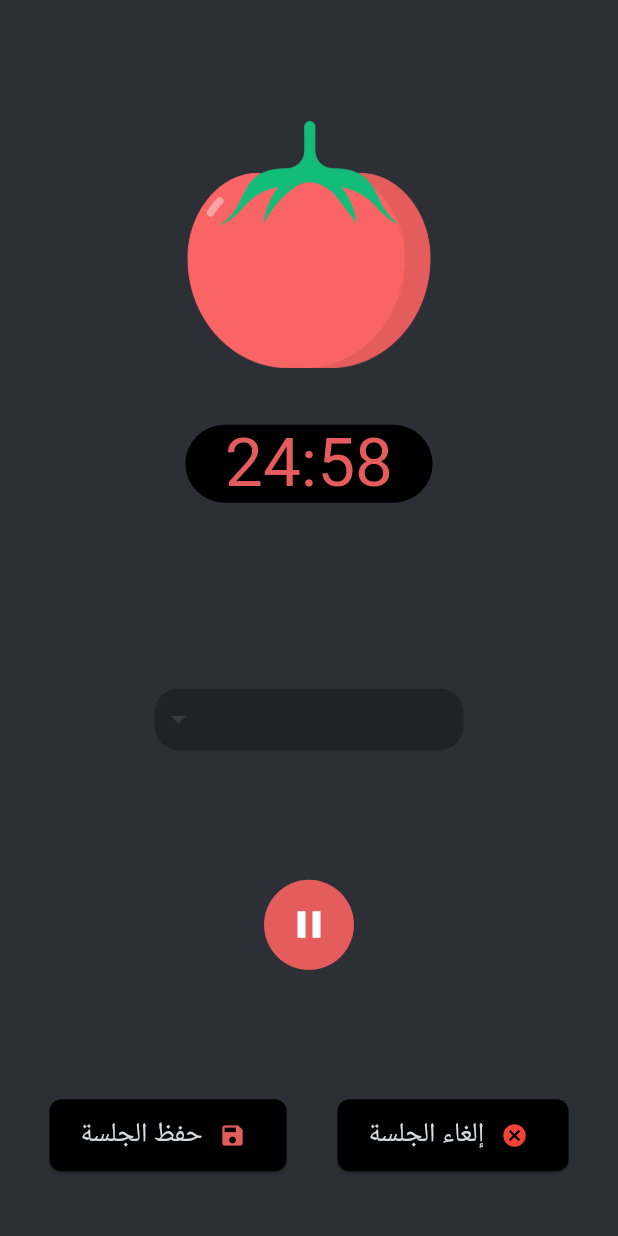
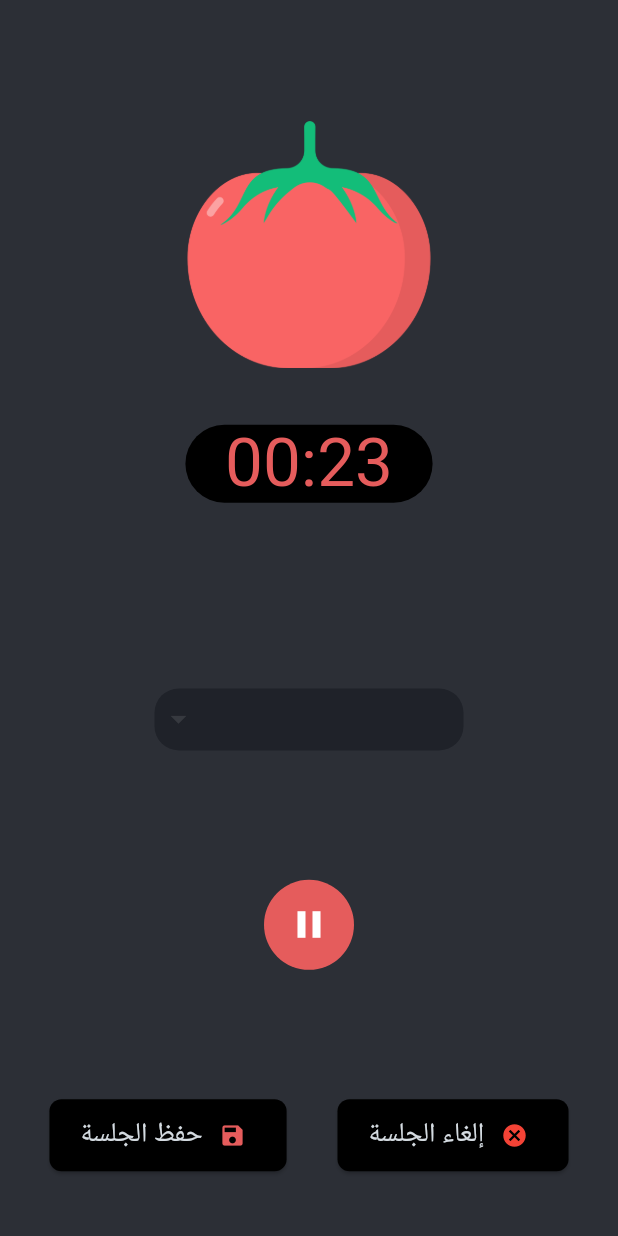
Before and after one commit to BaselCS/salad_of_achievement, a Flutter app: the screen it shows after launch, after a tap on an icon or button, on a phone screen of 412 x 824 dp. Run offline on Flutter 3.47's test engine with Material 3 defaults, Android fonts, the phone set to English and light mode, and no system bars; our stand-ins replace awesome_notifications, circular_countdown_timer, flutter_animation_progress_bar, hijri, objectbox, share_plus; generated files the repository leaves out were written again.

Commit message:
تعديل نهاية اليوم و المهام المنجزة  نتجيجة لاختبار الأول

```diff
--- a/lib/DB/models/object_box.dart
+++ b/lib/DB/models/object_box.dart
@@ -44,7 +44,7 @@ class ObjectBoxState with ChangeNotifier {
 
   /// تهيئة الإعدادات
   void _initializeSettings() {
-    final setting = _settingBox.get(1);
+    final setting = _settingBox.getAll().firstOrNull;
     if (setting == null) {
       setDefaultSettings();
     } else {
@@ -63,36 +63,67 @@ class ObjectBoxState with ChangeNotifier {
     star3 = 480;
     autoStart = true;
     timeToRest = DateTime(DateTime.now().year, DateTime.now().month, DateTime.now().day, 4);
-    doneMinutes = doneMinutes;
+    doneMinutes = 0;
+
+    final defaultSetting = Setting(
+      star1: star1,
+      star2: star2,
+      star3: star3,
+      hourOfRest: timeToRest.hour,
+      timeOfRest: timeToRest.toString(),
+      doneMinutes: doneMinutes,
+    );
+    _settingBox.put(defaultSetting);
   }
 
   /// تهيئة مؤقت إعادة التعيين
   void _initializeResetTimer() {
-    final now = DateTime.now();
-    var nextReset = DateTime(timeToRest.year, timeToRest.month, timeToRest.day, timeToRest.hour);
-
-    if (now.isAfter(nextReset)) {
-      nextReset = nextReset.add(const Duration(days: 1));
-      _resetDoneMinutes(nextReset);
-    }
+    isNewDay();
   }
 
   /// التحقق من بداية يوم جديد
   void isNewDay() {
+    final setting = _settingBox.getAll().firstOrNull;
+    if (setting == null) {
+      notifyListeners();
+      return;
+    }
+
     final now = DateTime.now();
-    var nextReset = DateTime(timeToRest.year, timeToRest.month, timeToRest.day, timeToRest.hour);
+    final nextReset = _resolveNextReset(now, setting);
+
+    // Keep in-memory state synchronized with persisted settings.
+    timeToRest = nextReset;
+    if (doneMinutes != setting.doneMinutes) {
+      doneMinutes = setting.doneMinutes;
+    }
+
+    // Persist a normalized reset timestamp if needed.
+    if (setting.timeOfRest != nextReset.toString()) {
+      setting.timeOfRest = nextReset.toString();
+      _settingBox.put(setting);
+    }
 
     if (now.isAfter(nextReset)) {
-      nextReset = nextReset.add(const Duration(days: 1));
-      _resetDoneMinutes(nextReset);
+      _resetDoneMinutes(nextReset.add(const Duration(days: 1)));
+      return;
     }
+
     notifyListeners();
+  }
+
+  DateTime _resolveNextReset(DateTime now, Setting setting) {
+    final parsed = DateTime.tryParse(setting.timeOfRest);
+    final fallback = DateTime(now.year, now.month, now.day, setting.hourOfRest);
+    final base = parsed ?? fallback;
+    return DateTime(base.year, base.month, base.day, setting.hourOfRest);
   }
 
   /// إعادة تعيين الدقائق المكتملة
   void _resetDoneMinutes(DateTime nextReset) {
     doneMinutes = 0;
-    final currentSetting = _settingBox.get(1) ?? Setting();
+    timeToRest = nextReset;
+    final currentSetting = _settingBox.getAll().firstOrNull ?? Setting();
     currentSetting.doneMinutes = doneMinutes;
     currentSetting.timeOfRest = nextReset.toString();
     _settingBox.put(currentSetting);
@@ -108,6 +139,8 @@ class ObjectBoxState with ChangeNotifier {
   }
 
   void addSession(Session session) {
+    // Ensure the day rollover is applied before counting the new session.
+    isNewDay();
     _sessionBox.put(session);
     doneMinutes += session.timeSpent;
     addFruitUsage(time: session.timeSpent);
@@ -211,7 +244,7 @@ class ObjectBoxState with ChangeNotifier {
   }
 
   void _updateSettingDoneMinutes() {
-    final currentSetting = _settingBox.get(1) ?? Setting();
+    final currentSetting = _settingBox.getAll().firstOrNull ?? Setting();
     currentSetting.doneMinutes = doneMinutes;
     _settingBox.put(currentSetting);
   }
@@ -226,7 +259,7 @@ class ObjectBoxState with ChangeNotifier {
     if (newStar3 != 0) {
       star3 = newStar3;
     }
-    final currentSetting = _settingBox.get(1) ?? Setting();
+    final currentSetting = _settingBox.getAll().firstOrNull ?? Setting();
     currentSetting.star1 = star1;
     currentSetting.star2 = star2;
     currentSetting.star3 = star3;
@@ -236,7 +269,7 @@ class ObjectBoxState with ChangeNotifier {
   }
 
   void updateTimeToRest(int hour) {
-    final currentSetting = _settingBox.get(1) ?? Setting();
+    final currentSetting = _settingBox.getAll().firstOrNull ?? Setting();
     currentSetting.hourOfRest = hour;
     timeToRest = DateTime(timeToRest.year, timeToRest.month, timeToRest.day, hour);
     currentSetting.timeOfRest = timeToRest.toString();
--- a/lib/Pages/active_session.dart
+++ b/lib/Pages/active_session.dart
@@ -49,7 +49,13 @@ class ActiveSectionPage extends StatelessWidget {
     }
     ObjectBoxState dataProvider = Provider.of<ObjectBoxState>(context, listen: false);
     activities = dataProvider.getActiveActivities();
-    return const Scaffold(backgroundColor: kBackGroundColor, body: Body());
+    return PopScope(
+      canPop: true,
+      onPopInvokedWithResult: (_, _) {
+        controller.cancelAllNotifications();
+      },
+      child: const Scaffold(backgroundColor: kBackGroundColor, body: Body()),
+    );
   }
 }
 
@@ -262,8 +268,8 @@ class SaveButton extends StatelessWidget {
 
 class CountDownTimer extends StatelessWidget {
   void start() {
-    TimerLogic.instance.setEndingTime(sessionTime * 60);
-    controller.setNonfiction(activityName: activityName ?? "غير محدد", sessionTime: sessionTime, seconds: sessionTime * 60);
+    TimerLogic.instance.setEndingTime(sessionTime * 1);
+    controller.setNonfiction(activityName: activityName ?? "غير محدد", sessionTime: sessionTime, seconds: sessionTime * 1);
   }
 
   void onChange(String string) {
@@ -273,7 +279,7 @@ class CountDownTimer extends StatelessWidget {
     if (minutes == 0 && seconds == 0) {
       return;
     }
-    if ((minutes * 60 + seconds) - remain > 10) {
+    if ((minutes * 1 + seconds) - remain > 10) {
       controller.correctTime(remain);
     }
 
@@ -291,7 +297,7 @@ class CountDownTimer extends StatelessWidget {
 
     double size = min(MediaQuery.of(context).size.width * 0.8, MediaQuery.of(context).size.height * 0.8);
     return MyCircularCountDownTimer(
-      duration: sessionTime * 60,
+      duration: sessionTime * 1,
       initialDuration: 0,
       fillColor: theColor,
       height: size,
@@ -328,7 +334,6 @@ void addSession(BuildContext context, int sessionTime, String? activityName) {
       dataProvider.addActivity(Activity(name: activityName, timeSpent: sessionTime));
     }
   }
-  dataProvider.isNewDay();
 
   ScaffoldMessenger.of(context).showSnackBar(
     SnackBar(
--- a/lib/Pages/history.dart
+++ b/lib/Pages/history.dart
@@ -42,6 +42,7 @@ class Body extends StatelessWidget {
     return ListView.separated(
       shrinkWrap: true,
       itemCount: groupedSessions.length,
+      reverse: true,
       itemBuilder: (BuildContext context, int index) {
         return ListTile(
           tileColor: kBorderColor,
--- a/lib/Pages/main_page.dart
+++ b/lib/Pages/main_page.dart
@@ -170,7 +170,6 @@ class BottomBar extends StatelessWidget {
   @override
   Widget build(BuildContext context) {
     final ObjectBoxState dataProvider = Provider.of<ObjectBoxState>(context);
-
     return BottomAppBar(
       height: MediaQuery.of(context).size.height * 0.15,
       padding: const EdgeInsets.fromLTRB(4, 15, 8, 4),
```
Also changed, not shown: lib/Pages/activity.dart (+5 -5 lines).
